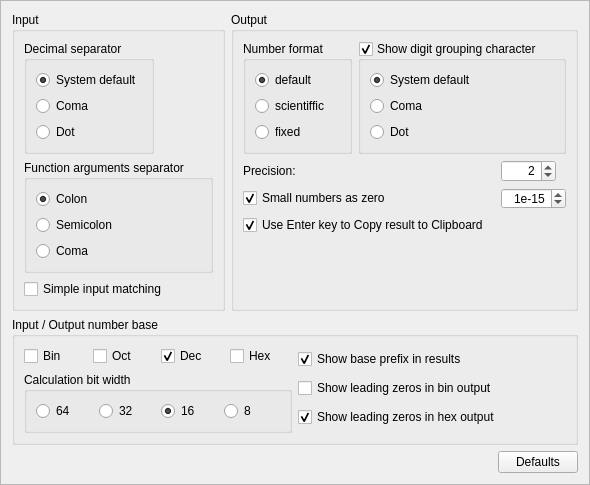
First picture: the form in ui/OptionsWidget.ui, repository jgeudens/MathyResurrected, before the edit.
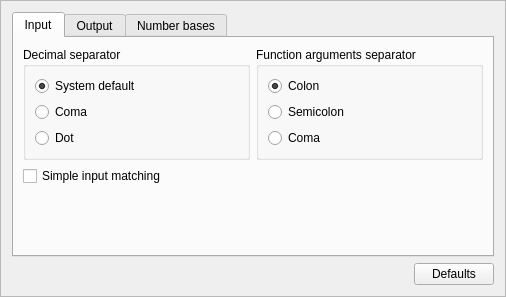
Second picture: the form after the edit. The open tabs and pages were chosen to show the change.

Commit message: Options dialog GUI redesign

The edit to the form file:
```diff
--- a/ui/OptionsWidget.ui
+++ b/ui/OptionsWidget.ui
@@ -7,8 +7,8 @@
    <rect>
     <x>0</x>
     <y>0</y>
-    <width>539</width>
-    <height>439</height>
+    <width>455</width>
+    <height>273</height>
    </rect>
   </property>
   <property name="windowTitle">
@@ -20,15 +20,39 @@
   <property name="frameShadow">
    <enum>QFrame::Raised</enum>
   </property>
-  <layout class="QGridLayout" name="gridLayout_3">
+  <layout class="QGridLayout" name="gridLayout_5">
+   <item row="1" column="0">
+    <spacer name="horizontalSpacer">
+     <property name="orientation">
+      <enum>Qt::Horizontal</enum>
+     </property>
+     <property name="sizeHint" stdset="0">
+      <size>
+       <width>434</width>
+       <height>20</height>
+      </size>
+     </property>
+    </spacer>
+   </item>
+   <item row="1" column="1">
+    <widget class="QPushButton" name="pushButtonSetDefaults">
+     <property name="text">
+      <string>Defaults</string>
+     </property>
+    </widget>
+   </item>
    <item row="0" column="0" colspan="2">
-    <layout class="QGridLayout" name="gridLayout_2">
-     <item row="0" column="0">
-      <widget class="QGroupBox" name="groupBox_4">
-       <property name="title">
+    <widget class="QTabWidget" name="tabWidget">
+     <property name="currentIndex">
+      <number>1</number>
+     </property>
+     <widget class="QWidget" name="tab">
+      <attribute name="title">
         <string>Input</string>
-       </property>
-       <layout class="QFormLayout" name="formLayout_4">
+      </attribute>
+      <layout class="QVBoxLayout" name="verticalLayout_4">
+       <item>
+        <layout class="QGridLayout" name="gridLayout_3">
         <item row="0" column="0">
          <widget class="QGroupBox" name="groupBox_2">
           <property name="title">
@@ -74,7 +98,7 @@
           </layout>
          </widget>
         </item>
-        <item row="1" column="0">
+         <item row="0" column="1">
          <widget class="QGroupBox" name="groupBox_6">
           <property name="title">
            <string>Function arguments separator</string>
@@ -116,7 +140,7 @@
           </layout>
          </widget>
         </item>
-        <item row="2" column="0">
+         <item row="1" column="0" colspan="2">
          <widget class="QCheckBox" name="checkBoxInputMatching">
           <property name="toolTip">
            <string>Only input starting with '=' is accepted.</string>
@@ -127,17 +151,27 @@
          </widget>
         </item>
        </layout>
-      </widget>
-     </item>
-     <item row="0" column="1">
-      <widget class="QGroupBox" name="groupBox_5">
-       <property name="title">
+       </item>
+       <item>
+        <spacer name="verticalSpacer_3">
+         <property name="orientation">
+          <enum>Qt::Vertical</enum>
+         </property>
+         <property name="sizeHint" stdset="0">
+          <size>
+           <width>20</width>
+           <height>54</height>
+          </size>
+         </property>
+        </spacer>
+       </item>
+      </layout>
+     </widget>
+     <widget class="QWidget" name="tab_2">
+      <attribute name="title">
         <string>Output</string>
-       </property>
-       <layout class="QFormLayout" name="formLayout_2">
-        <property name="fieldGrowthPolicy">
-         <enum>QFormLayout::AllNonFixedFieldsGrow</enum>
-        </property>
+      </attribute>
+      <layout class="QGridLayout" name="gridLayout_2">
         <item row="0" column="0">
          <widget class="QGroupBox" name="groupBox">
           <property name="title">
@@ -228,7 +262,7 @@
           </layout>
          </widget>
         </item>
-        <item row="1" column="0" colspan="2">
+       <item row="1" column="0">
          <layout class="QGridLayout" name="gridLayout">
           <item row="0" column="0">
            <widget class="QLabel" name="label">
@@ -336,21 +370,46 @@
           </item>
          </layout>
         </item>
-       </layout>
-       <zorder>groupBox</zorder>
-       <zorder>checkBoxShowGrouping</zorder>
-       <zorder></zorder>
-      </widget>
-     </item>
-     <item row="1" column="0" colspan="2">
+       <item row="1" column="1">
+        <spacer name="horizontalSpacer_2">
+         <property name="orientation">
+          <enum>Qt::Horizontal</enum>
+         </property>
+         <property name="sizeHint" stdset="0">
+          <size>
+           <width>178</width>
+           <height>20</height>
+          </size>
+         </property>
+        </spacer>
+       </item>
+       <item row="2" column="0">
+        <spacer name="verticalSpacer">
+         <property name="orientation">
+          <enum>Qt::Vertical</enum>
+         </property>
+         <property name="sizeHint" stdset="0">
+          <size>
+           <width>20</width>
+           <height>40</height>
+          </size>
+         </property>
+        </spacer>
+       </item>
+      </layout>
+     </widget>
+     <widget class="QWidget" name="tab_3">
+      <attribute name="title">
+       <string>Number bases</string>
+      </attribute>
+      <layout class="QVBoxLayout" name="verticalLayout_3">
+       <item>
+        <layout class="QGridLayout" name="gridLayout_4">
+         <item row="0" column="0">
       <widget class="QGroupBox" name="groupBox_3">
        <property name="title">
-        <string>Input / Output number base</string>
-       </property>
-       <layout class="QHBoxLayout" name="horizontalLayout_3">
-        <item>
-         <layout class="QVBoxLayout" name="verticalLayout_4">
-          <item>
+            <string>Show result as</string>
+           </property>
            <layout class="QHBoxLayout" name="horizontalLayout">
             <item>
              <widget class="QCheckBox" name="checkBoxBinOut">
@@ -384,8 +443,9 @@
              </widget>
             </item>
            </layout>
-          </item>
-          <item>
+          </widget>
+         </item>
+         <item row="0" column="1">
            <widget class="QGroupBox" name="groupBoxBW">
             <property name="title">
              <string>Calculation bit width</string>
@@ -425,11 +485,7 @@
             </layout>
            </widget>
           </item>
-         </layout>
-        </item>
-        <item>
-         <layout class="QVBoxLayout" name="verticalLayout_3">
-          <item>
+         <item row="1" column="0" colspan="2">
            <widget class="QCheckBox" name="checkBoxShowBasePrefix">
             <property name="toolTip">
              <string>Show prefix for given number base in results (i.e. &quot;0x&quot; for hexadecimal numbers)</string>
@@ -442,14 +498,14 @@
             </property>
            </widget>
           </item>
-          <item>
+         <item row="2" column="0" colspan="2">
            <widget class="QCheckBox" name="checkBoxShowLeadingZerosBin">
             <property name="text">
              <string>Show leading zeros in bin output</string>
             </property>
            </widget>
           </item>
-          <item>
+         <item row="3" column="0" colspan="2">
            <widget class="QCheckBox" name="checkBoxShowLeadingZerosHex">
             <property name="text">
              <string>Show leading zeros in hex output</string>
@@ -461,56 +517,22 @@
           </item>
          </layout>
         </item>
-       </layout>
-      </widget>
-     </item>
-     <item row="2" column="0" colspan="2">
-      <spacer name="verticalSpacer">
+       <item>
+        <spacer name="verticalSpacer_2">
        <property name="orientation">
         <enum>Qt::Vertical</enum>
        </property>
        <property name="sizeHint" stdset="0">
         <size>
          <width>20</width>
-         <height>40</height>
+           <height>50</height>
         </size>
        </property>
       </spacer>
      </item>
     </layout>
-   </item>
-   <item row="1" column="0">
-    <spacer name="horizontalSpacer">
-     <property name="orientation">
-      <enum>Qt::Horizontal</enum>
-     </property>
-     <property name="sizeHint" stdset="0">
-      <size>
-       <width>412</width>
-       <height>20</height>
-      </size>
-     </property>
-    </spacer>
-   </item>
-   <item row="1" column="1">
-    <widget class="QPushButton" name="pushButtonSetDefaults">
-     <property name="text">
-      <string>Defaults</string>
-     </property>
-    </widget>
-   </item>
-   <item row="0" column="2">
-    <spacer name="horizontalSpacer_2">
-     <property name="orientation">
-      <enum>Qt::Horizontal</enum>
-     </property>
-     <property name="sizeHint" stdset="0">
-      <size>
-       <width>40</width>
-       <height>20</height>
-      </size>
-     </property>
-    </spacer>
+     </widget>
+    </widget>
    </item>
   </layout>
  </widget>
```
Lines whose indentation alone changed are shown as unchanged. The commit also changes 1 other file.
